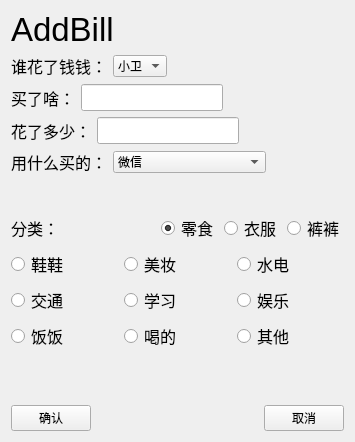
Above: addbill.ui from GWhoney/MyBank before the change. Below: the same form after it.
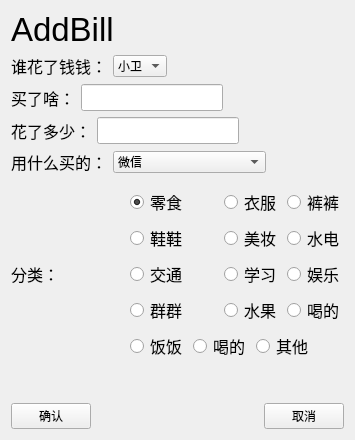
That is the form after the change.

The edit to the form file:
```diff
--- a/addbill.ui
+++ b/addbill.ui
@@ -7,13 +7,13 @@
     <x>0</x>
     <y>0</y>
     <width>355</width>
-    <height>442</height>
+    <height>440</height>
    </rect>
   </property>
   <property name="windowTitle">
    <string>Form</string>
   </property>
-  <layout class="QVBoxLayout" name="verticalLayout_2">
+  <layout class="QVBoxLayout" name="verticalLayout">
    <item>
     <widget class="QLabel" name="label">
      <property name="font">
@@ -227,7 +227,7 @@
     </spacer>
    </item>
    <item>
-    <layout class="QHBoxLayout" name="horizontalLayout_4">
+    <layout class="QHBoxLayout" name="horizontalLayout_3">
      <item>
       <widget class="QLabel" name="label_4">
        <property name="font">
@@ -241,8 +241,8 @@
       </widget>
      </item>
      <item>
-      <layout class="QHBoxLayout" name="horizontalLayout_3">
-       <item>
+      <layout class="QGridLayout" name="gridLayout">
+       <item row="0" column="0" colspan="2">
         <widget class="QRadioButton" name="radioButton">
          <property name="font">
           <font>
@@ -263,7 +263,7 @@
          </attribute>
         </widget>
        </item>
-       <item>
+       <item row="0" column="2" colspan="2">
         <widget class="QRadioButton" name="radioButton_2">
          <property name="font">
           <font>
@@ -278,7 +278,7 @@
          </attribute>
         </widget>
        </item>
-       <item>
+       <item row="0" column="4">
         <widget class="QRadioButton" name="radioButton_3">
          <property name="font">
           <font>
@@ -293,15 +293,7 @@
          </attribute>
         </widget>
        </item>
-      </layout>
-     </item>
-    </layout>
-   </item>
-   <item>
-    <layout class="QVBoxLayout" name="verticalLayout">
-     <item>
-      <layout class="QHBoxLayout" name="horizontalLayout_5">
-       <item>
+       <item row="1" column="0" colspan="2">
         <widget class="QRadioButton" name="radioButton_4">
          <property name="font">
           <font>
@@ -316,7 +308,7 @@
          </attribute>
         </widget>
        </item>
-       <item>
+       <item row="1" column="2" colspan="2">
         <widget class="QRadioButton" name="radioButton_5">
          <property name="font">
           <font>
@@ -331,7 +323,7 @@
          </attribute>
         </widget>
        </item>
-       <item>
+       <item row="1" column="4">
         <widget class="QRadioButton" name="radioButton_6">
          <property name="font">
           <font>
@@ -346,11 +338,7 @@
          </attribute>
         </widget>
        </item>
-      </layout>
-     </item>
-     <item>
-      <layout class="QHBoxLayout" name="horizontalLayout_6">
-       <item>
+       <item row="2" column="0" colspan="2">
         <widget class="QRadioButton" name="radioButton_7">
          <property name="font">
           <font>
@@ -365,7 +353,7 @@
          </attribute>
         </widget>
        </item>
-       <item>
+       <item row="2" column="2" colspan="2">
         <widget class="QRadioButton" name="radioButton_8">
          <property name="font">
           <font>
@@ -380,7 +368,7 @@
          </attribute>
         </widget>
        </item>
-       <item>
+       <item row="2" column="4">
         <widget class="QRadioButton" name="radioButton_9">
          <property name="font">
           <font>
@@ -395,11 +383,52 @@
          </attribute>
         </widget>
        </item>
-      </layout>
-     </item>
-     <item>
-      <layout class="QHBoxLayout" name="horizontalLayout_7">
-       <item>
+       <item row="3" column="0" colspan="2">
+        <widget class="QRadioButton" name="radioButton_dress">
+         <property name="font">
+          <font>
+           <pointsize>12</pointsize>
+          </font>
+         </property>
+         <property name="text">
+          <string>群群</string>
+         </property>
+         <attribute name="buttonGroup">
+          <string notr="true">buttonGroup</string>
+         </attribute>
+        </widget>
+       </item>
+       <item row="3" column="2" colspan="2">
+        <widget class="QRadioButton" name="radioButton_fruit">
+         <property name="font">
+          <font>
+           <pointsize>12</pointsize>
+          </font>
+         </property>
+         <property name="text">
+          <string>水果</string>
+         </property>
+         <attribute name="buttonGroup">
+          <string notr="true">buttonGroup</string>
+         </attribute>
+        </widget>
+       </item>
+       <item row="3" column="4">
+        <widget class="QRadioButton" name="radioButton_13">
+         <property name="font">
+          <font>
+           <pointsize>12</pointsize>
+          </font>
+         </property>
+         <property name="text">
+          <string>喝的</string>
+         </property>
+         <attribute name="buttonGroup">
+          <string notr="true">buttonGroup</string>
+         </attribute>
+        </widget>
+       </item>
+       <item row="4" column="0">
         <widget class="QRadioButton" name="radioButton_10">
          <property name="font">
           <font>
@@ -414,7 +443,7 @@
          </attribute>
         </widget>
        </item>
-       <item>
+       <item row="4" column="1" colspan="2">
         <widget class="QRadioButton" name="radioButton_11">
          <property name="font">
           <font>
@@ -429,7 +458,7 @@
          </attribute>
         </widget>
        </item>
-       <item>
+       <item row="4" column="3" colspan="2">
         <widget class="QRadioButton" name="radioButton_12">
          <property name="font">
           <font>
```
